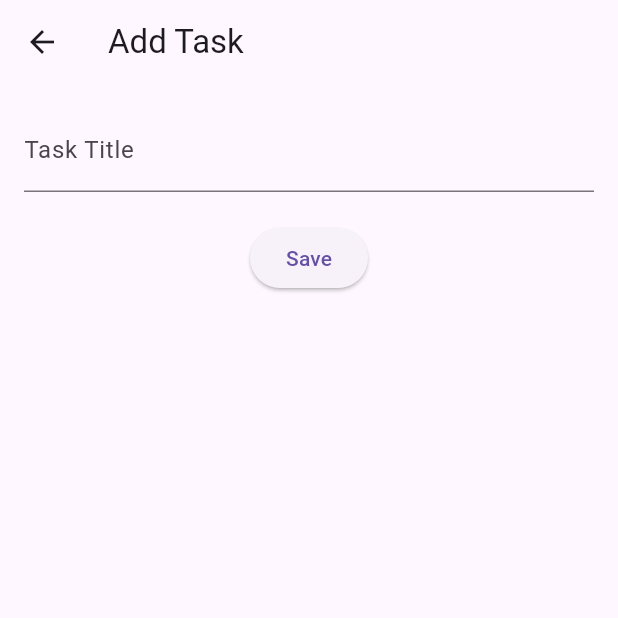
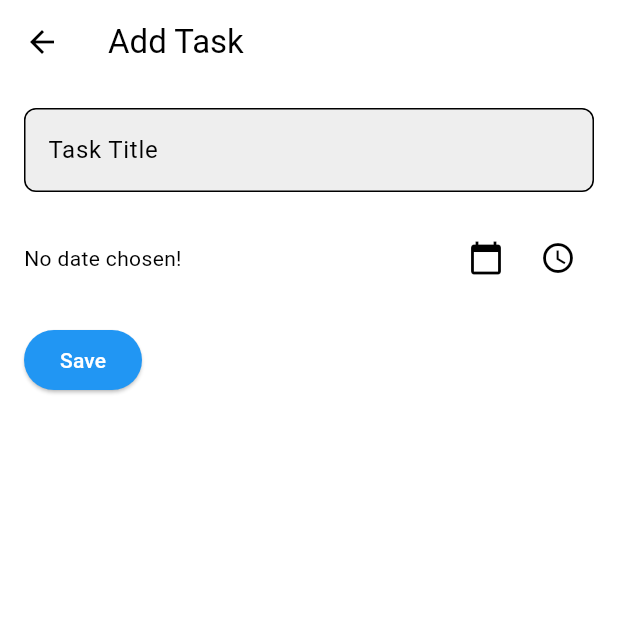
Before and after one commit to Satvik-19/Flutter-ToDo-app, a Flutter app: the TaskEditPage screen opened directly, on a phone screen of 412 x 824 dp, the top half of it. Run offline on Flutter 3.47's test engine with Material 3 defaults, Android fonts, the phone set to English and light mode, and no system bars; our stand-ins replace flutter_staggered_animations.

Commit message:
Updated UI and added few more features

```diff
--- a/lib/main.dart
+++ b/lib/main.dart
@@ -12,6 +12,12 @@ class TodoListApp extends StatelessWidget {
       title: 'ToDo List App',
       theme: ThemeData(
         primarySwatch: Colors.blue,
+        primaryColor: Colors.blueAccent,
+        colorScheme: ColorScheme.fromSwatch().copyWith(
+          primary: Colors.blueAccent,
+          secondary: Colors.amberAccent,
+        ),
+        scaffoldBackgroundColor: Colors.grey[100],
         visualDensity: VisualDensity.adaptivePlatformDensity,
       ),
       home: HomePage(),
--- a/lib/models/task.dart
+++ b/lib/models/task.dart
@@ -1,6 +1,7 @@
 class Task {
   String title;
   bool isCompleted;
+  DateTime? dueDate;
 
-  Task({required this.title, this.isCompleted = false});
+  Task({required this.title, this.isCompleted = false, this.dueDate});
 }
--- a/lib/pages/task_edit_page.dart
+++ b/lib/pages/task_edit_page.dart
@@ -1,9 +1,11 @@
 import 'package:flutter/material.dart';
+import 'package:intl/intl.dart';
 
 class TaskEditPage extends StatefulWidget {
   final String initialTitle;
+  final DateTime? initialDueDate;
 
-  TaskEditPage({this.initialTitle = ''});
+  TaskEditPage({this.initialTitle = '', this.initialDueDate});
 
   @override
   _TaskEditPageState createState() => _TaskEditPageState();
@@ -12,11 +14,40 @@ class TaskEditPage extends StatefulWidget {
 class _TaskEditPageState extends State<TaskEditPage> {
   final _formKey = GlobalKey<FormState>();
   late String _title;
+  DateTime? _dueDate;
 
   @override
   void initState() {
     super.initState();
     _title = widget.initialTitle;
+    _dueDate = widget.initialDueDate;
+  }
+
+  Future<void> _selectDate(BuildContext context) async {
+    final DateTime? picked = await showDatePicker(
+      context: context,
+      initialDate: _dueDate ?? DateTime.now(),
+      firstDate: DateTime.now(),
+      lastDate: DateTime(2101),
+    );
+    if (picked != null && picked != _dueDate) {
+      setState(() {
+        _dueDate = picked;
+      });
+    }
+  }
+
+  Future<void> _selectTime(BuildContext context) async {
+    final TimeOfDay? picked = await showTimePicker(
+      context: context,
+      initialTime: TimeOfDay.fromDateTime(_dueDate ?? DateTime.now()),
+    );
+    if (picked != null) {
+      final now = DateTime.now();
+      setState(() {
+        _dueDate = DateTime(now.year, now.month, now.day, picked.hour, picked.minute);
+      });
+    }
   }
 
   @override
@@ -25,15 +56,24 @@ class _TaskEditPageState extends State<TaskEditPage> {
       appBar: AppBar(
         title: Text(widget.initialTitle.isEmpty ? 'Add Task' : 'Edit Task'),
       ),
-      body: Padding(
+      body: Container(
+        color: Colors.white,
         padding: const EdgeInsets.all(16.0),
         child: Form(
           key: _formKey,
           child: Column(
+            crossAxisAlignment: CrossAxisAlignment.start,
             children: <Widget>[
               TextFormField(
                 initialValue: _title,
-                decoration: InputDecoration(labelText: 'Task Title'),
+                decoration: InputDecoration(
+                  labelText: 'Task Title',
+                  filled: true,
+                  fillColor: Colors.grey[200],
+                  border: OutlineInputBorder(
+                    borderRadius: BorderRadius.circular(8.0),
+                  ),
+                ),
                 validator: (value) {
                   if (value == null || value.isEmpty) {
                     return 'Please enter a title';
@@ -45,14 +85,41 @@ class _TaskEditPageState extends State<TaskEditPage> {
                 },
               ),
               SizedBox(height: 20),
+              Row(
+                children: [
+                  Expanded(
+                    child: Text(
+                      _dueDate == null
+                          ? 'No date chosen!'
+                          : 'Due Date: ${DateFormat.yMd().add_jm().format(_dueDate!)}',
+                    ),
+                  ),
+                  IconButton(
+                    icon: Icon(Icons.calendar_today),
+                    onPressed: () => _selectDate(context),
+                  ),
+                  IconButton(
+                    icon: Icon(Icons.access_time),
+                    onPressed: () => _selectTime(context),
+                  ),
+                ],
+              ),
+              SizedBox(height: 20),
               ElevatedButton(
                 onPressed: () {
                   if (_formKey.currentState!.validate()) {
                     _formKey.currentState!.save();
-                    Navigator.pop(context, _title);
+                    Navigator.pop(context, {'title': _title, 'dueDate': _dueDate});
                   }
                 },
-                child: Text('Save'),
+                child: Text(
+                  'Save',
+                  style: TextStyle(color: Colors.white),
+                ),
+                style: ButtonStyle(
+                  backgroundColor: WidgetStateProperty.all<Color>(Colors.blue), // Background color of the button
+                  foregroundColor: WidgetStateProperty.all<Color>(Colors.white), // Text color on the button
+                ),
               ),
             ],
           ),
--- a/pubspec.yaml
+++ b/pubspec.yaml
@@ -31,6 +31,7 @@ dependencies:
   flutter:
     sdk: flutter
   flutter_staggered_animations: ^1.0.0
+  intl: ^0.17.0
 
 
   # The following adds the Cupertino Icons font to your application.
```
Also changed, not shown: lib/pages/home_page.dart (+36 -17 lines), lib/widgets/task_widget.dart (+19 -33 lines), pubspec.lock.
